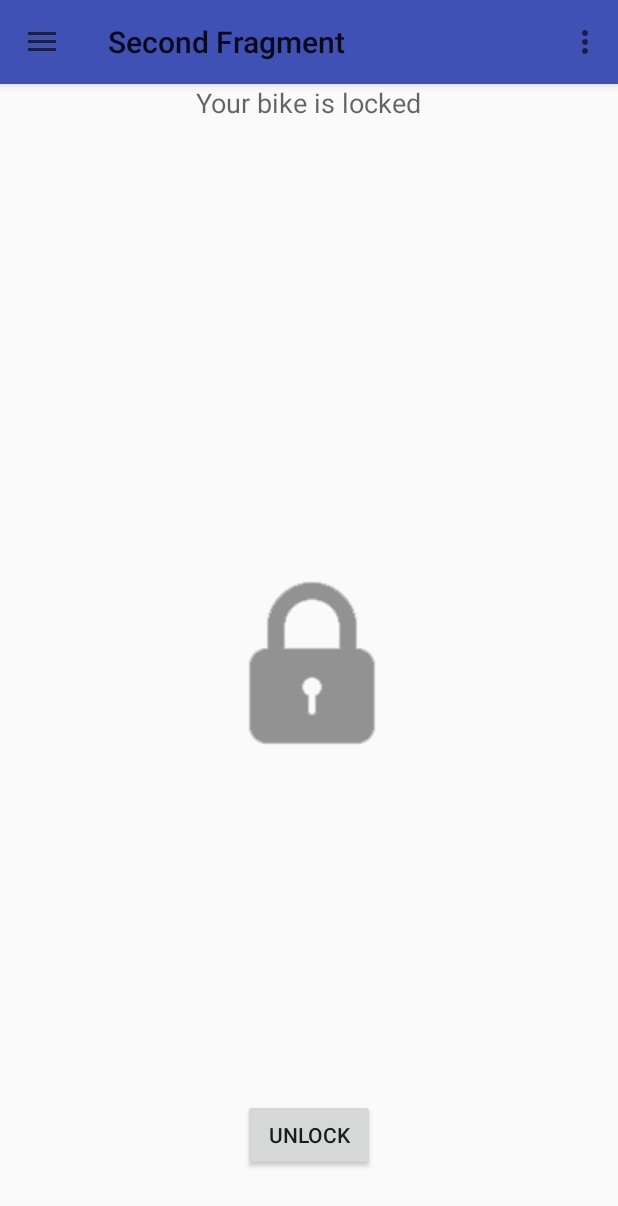
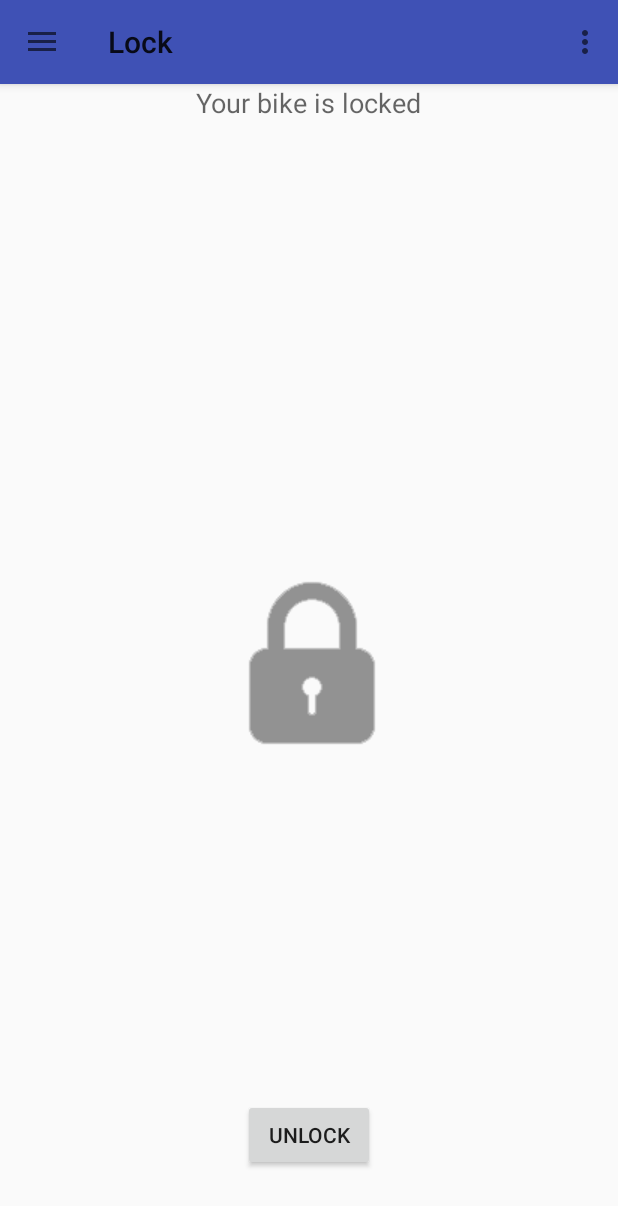
Before and after one commit to axelfriberg/BikeBuddy, an Android app: the screen it shows after launch (MainActivity), in the side drawer, after a tap on "Lock", on a phone screen of 412 x 824 dp. Shown: the top 1206 px of the screen. Run offline under Robolectric (Android 15) with nearby library versions, the phone set to English and light mode, and no system bars.

Commit message:
Implemented lockfragment

```diff
--- a/app/src/main/java/com/axelfriberg/bikebuddy/LockFragment.java
+++ b/app/src/main/java/com/axelfriberg/bikebuddy/LockFragment.java
@@ -23,7 +23,10 @@ public class LockFragment extends Fragment implements View.OnClickListener {
 
         // Required empty public constructor
     }
-
+    public void onCreate(Bundle savedInstanceState) {
+        super.onCreate(savedInstanceState);
+        getActivity().setTitle(R.string.navigation_item_lock);
+    }
 
     @Override
     public View onCreateView(LayoutInflater inflater, ViewGroup container,
@@ -31,7 +34,7 @@ public class LockFragment extends Fragment implements View.OnClickListener {
         // Inflate the layout for this fragment
         View v = inflater.inflate(R.layout.fragment_lock, container, false);
         b = (Button)v.findViewById(R.id.button_lock);
-        locked = (TextView) v.findViewById(R.id.locked_text);
+        locked = (TextView)v.findViewById(R.id.locked_text);
         lockImage = (ImageView)v.findViewById(R.id.lock_image);
         b.setOnClickListener(this);
         return v;
@@ -50,4 +53,8 @@ public class LockFragment extends Fragment implements View.OnClickListener {
         }
 
     }
+    public void onResume(){
+        super.onResume();
+        getActivity().setTitle(R.string.navigation_item_lock);
+    }
 }
--- a/app/src/main/java/com/axelfriberg/bikebuddy/MainActivity.java
+++ b/app/src/main/java/com/axelfriberg/bikebuddy/MainActivity.java
@@ -86,8 +86,15 @@ public class MainActivity extends AppCompatActivity {
                                 return true;
                             case R.id.navigation_item_lock:
                                 LockFragment lockFragment = new LockFragment();
-                                Toast.makeText(getApplicationContext(),"Nav 2",Toast.LENGTH_SHORT).show();
+                                Toast.makeText(getApplicationContext(),"Nav 3",Toast.LENGTH_SHORT).show();
                                 fragmentTransaction.replace(R.id.frame,lockFragment);
+                                fragmentTransaction.addToBackStack(null);
+                                fragmentTransaction.commit();
+                                return true;
+                            case R.id.navigation_item_statistics:
+                                StatisticFragment statisticFragment = new StatisticFragment();
+                                Toast.makeText(getApplicationContext(),"Nav 4",Toast.LENGTH_SHORT).show();
+                                fragmentTransaction.replace(R.id.frame,statisticFragment);
                                 fragmentTransaction.addToBackStack(null);
                                 fragmentTransaction.commit();
                                 return true;
--- a/app/src/main/res/menu/drawer.xml
+++ b/app/src/main/res/menu/drawer.xml
@@ -13,5 +13,10 @@
             android:id="@+id/navigation_item_lock"
             android:icon="@drawable/ic_lock_outline_black_48dp"
             android:title="@string/navigation_item_lock"/>
+        <item
+            android:id="@+id/navigation_item_statistics"
+            android:title="Statistics"
+            />
+
     </group>
 </menu>
--- a/app/src/main/res/values/strings.xml
+++ b/app/src/main/res/values/strings.xml
@@ -8,6 +8,7 @@
     <string name="drawer_open">open drawer</string>
     <string name="drawer_close">close drawer</string>
     <string name="action_menu">Menu</string>
+    <string name="navigation_Statistics">Statistics</string>
 
     <!-- TODO: Remove or change this placeholder text -->
     <string name="hello_blank_fragment">Hello blank fragment</string>
```
Also changed, not shown: app/src/main/java/com/axelfriberg/bikebuddy/StatisticFragment.java (added, +44 -0 lines), app/src/main/res/layout/fragment_statistic.xml (added, +23 -0 lines).
